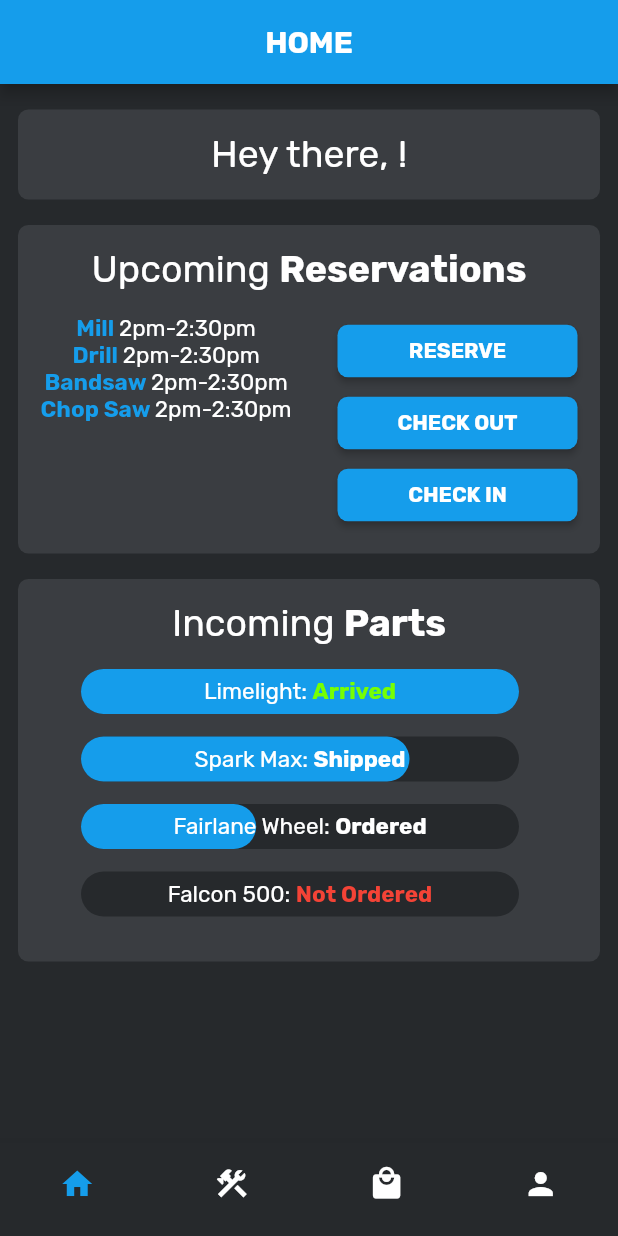
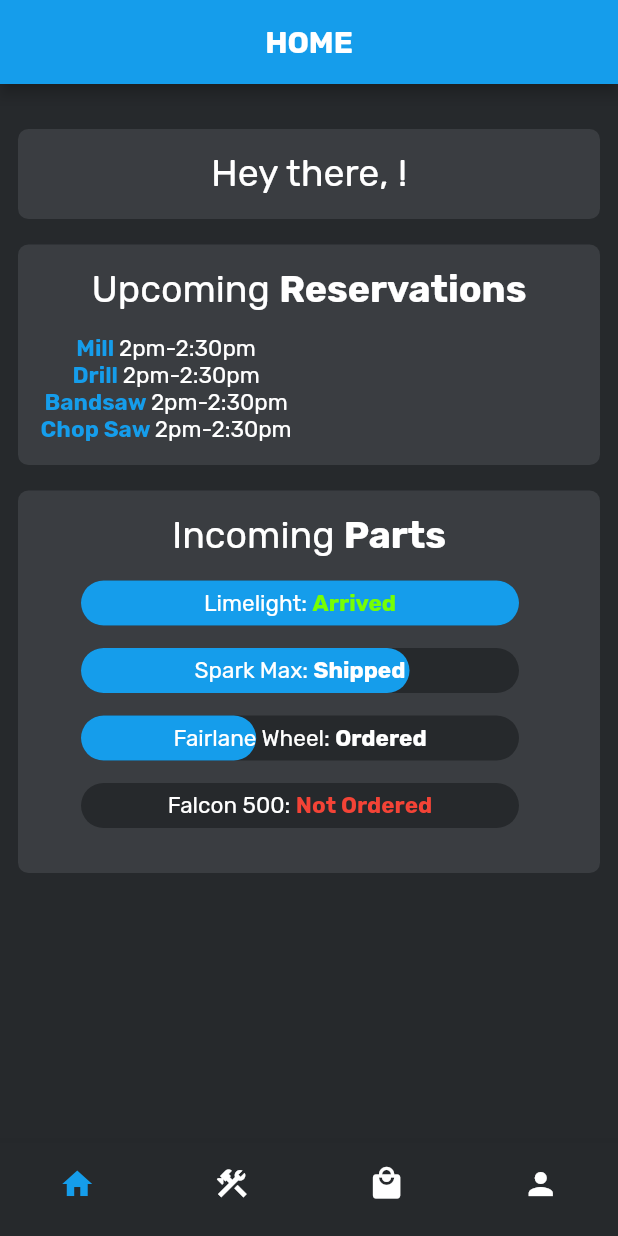
Before and after one commit to Team-Optix-3749/OptixToolkit, a Flutter app: the screen it shows once a user with an empty profile is signed in, on a phone screen of 412 x 824 dp. Run offline on Flutter 3.47's test engine with Material 2 defaults, Android fonts, the phone set to English and light mode, and no system bars; drawn by our look-alikes of percent_indicator; our stand-ins replace cloud_firestore, firebase_auth, google_fonts; accounts and stored records are empty.

Commit message:
remove buttons from upcoming reservations on home page

```diff
--- a/lib/screens/pages/HomePage.dart
+++ b/lib/screens/pages/HomePage.dart
@@ -293,73 +293,6 @@ class homePage2 extends StatelessWidget {
                                     ),
                                   ],
                                 ),
-                                Container(
-                                  child: Column(
-                                    mainAxisAlignment: MainAxisAlignment.center,
-                                    children: [
-                                      Row(
-                                        children: [
-                                          ButtonTheme(
-                                            minWidth: 160,
-                                            height: 35,
-                                            shape: RoundedRectangleBorder(
-                                                borderRadius:
-                                                    BorderRadius.circular(7.0)),
-                                            child: RaisedButton(
-                                              onPressed: () {},
-                                              child: Text('RESERVE',
-                                                  style: GoogleFonts.rubik(
-                                                      fontWeight:
-                                                          FontWeight.bold,
-                                                      color: Colors.white)),
-                                              color: Color(0xff159deb),
-                                            ),
-                                          ),
-                                        ],
-                                      ),
-                                      Row(
-                                        children: [
-                                          ButtonTheme(
-                                            minWidth: 160,
-                                            height: 35,
-                                            shape: RoundedRectangleBorder(
-                                                borderRadius:
-                                                    BorderRadius.circular(7.0)),
-                                            child: RaisedButton(
-                                              onPressed: () {},
-                                              child: Text('CHECK OUT',
-                                                  style: GoogleFonts.rubik(
-                                                      fontWeight:
-                                                          FontWeight.bold,
-                                                      color: Colors.white)),
-                                              color: Color(0xff159deb),
-                                            ),
-                                          ),
-                                        ],
-                                      ),
-                                      Row(
-                                        children: [
-                                          ButtonTheme(
-                                            minWidth: 160,
-                                            height: 35,
-                                            shape: RoundedRectangleBorder(
-                                                borderRadius:
-                                                    BorderRadius.circular(7.0)),
-                                            child: RaisedButton(
-                                              onPressed: () {},
-                                              child: Text('CHECK IN',
-                                                  style: GoogleFonts.rubik(
-                                                      fontWeight:
-                                                          FontWeight.bold,
-                                                      color: Colors.white)),
-                                              color: Color(0xff159deb),
-                                            ),
-                                          ),
-                                        ],
-                                      ),
-                                    ],
-                                  ),
-                                ),
                               ],
                             ),
                           ],
```
